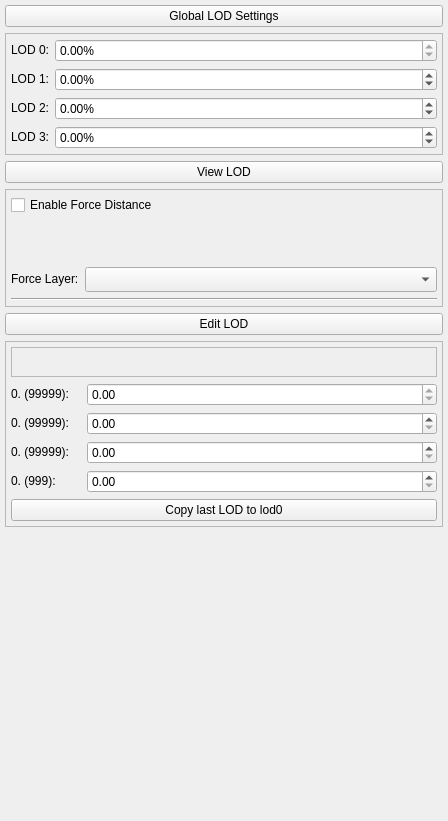
The window that Tools/ResourceEditor/DataQt/LODEditor.ui (xaoctech/dava.engine) describes before a commit, drawn with Qt 5.
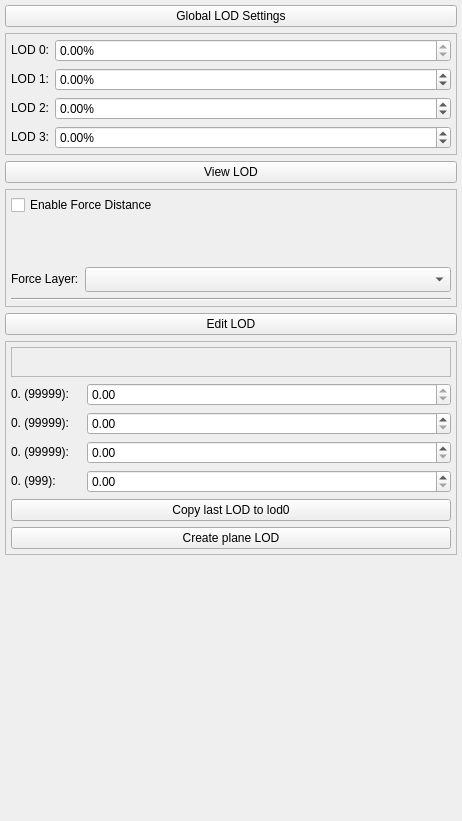
The same window after the commit. Icons and pictures are not drawn. Custom widgets are drawn as their Qt base class.

Commit message: [DF-2883] Creating plane LOD

```diff
--- a/Tools/ResourceEditor/DataQt/LODEditor.ui
+++ b/Tools/ResourceEditor/DataQt/LODEditor.ui
@@ -6,7 +6,7 @@
    <rect>
     <x>0</x>
     <y>0</y>
-    <width>448</width>
+    <width>462</width>
     <height>821</height>
    </rect>
   </property>
@@ -541,6 +541,13 @@
         </property>
        </widget>
       </item>
+      <item row="6" column="0" colspan="2">
+       <widget class="QPushButton" name="createPlaneLodButton">
+        <property name="text">
+         <string>Create plane LOD</string>
+        </property>
+       </widget>
+      </item>
      </layout>
     </widget>
    </item>
```
The commit also changes 9 other files.
